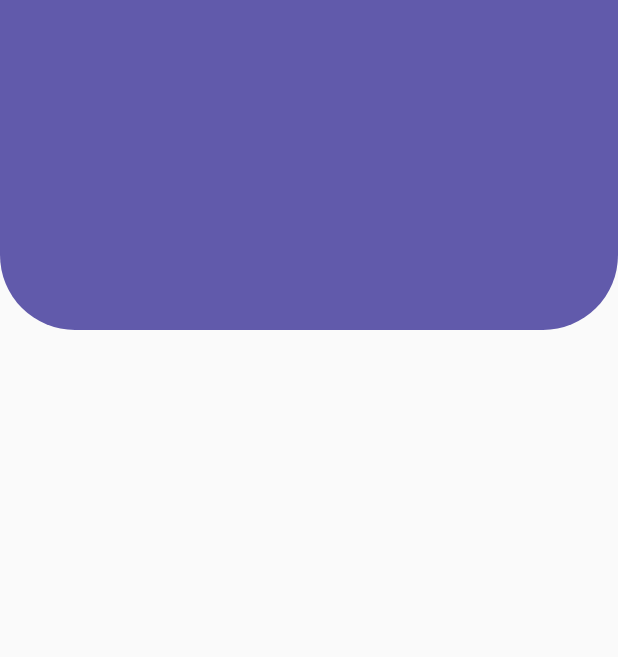
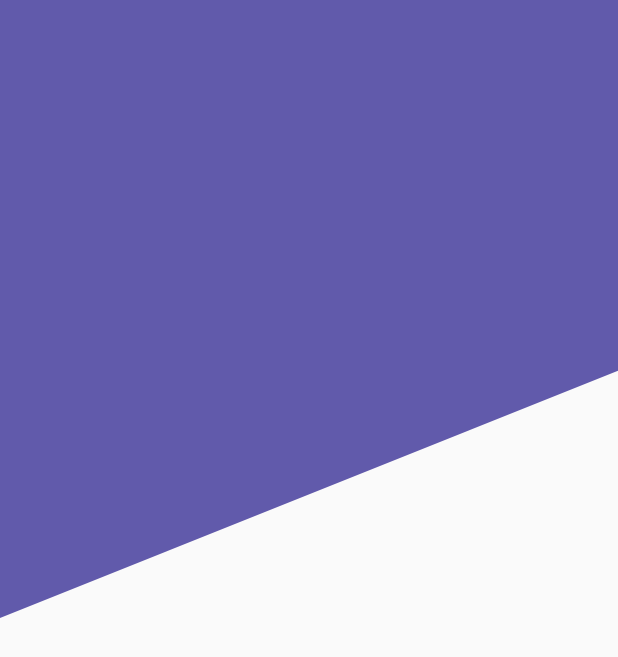
Before and after one commit to ddienu/Designs-, a Flutter app: the screen it shows after launch, on a phone screen of 412 x 824 dp. Shown: the top 657 px of the screen. Run offline on Flutter 3.47's test engine with Material 2 defaults, Android fonts, the phone set to English and light mode, and no system bars.

Commit message:
Update: headers widget, update: headers page
Update headers widget with a new method called HeaderDiagonal and a new class that extends Custom Painter in it implements an instance of Paint and path to draw the custom header with the custom painter.
Update headers page implementing the HeaderDiagonal into the body of the Scaffold

```diff
--- a/lib/src/pages/headers_page.dart
+++ b/lib/src/pages/headers_page.dart
@@ -9,7 +9,7 @@ class HeadersPage extends StatelessWidget {
   @override
   Widget build(BuildContext context) {
     return Scaffold(
-      body: HeaderBordesRedondeados(),
+      body: HeaderDiagonal(),
     );
   }
 }
--- a/lib/src/widgets/headers_widget.dart
+++ b/lib/src/widgets/headers_widget.dart
@@ -22,8 +22,57 @@ class HeaderBordesRedondeados extends StatelessWidget {
       height: 220.0,
       decoration: BoxDecoration(
         color: Color(0xFF615AAB),
-        borderRadius: BorderRadius.only(bottomLeft: Radius.circular(50.0), bottomRight: Radius.circular(50.0) ),
+        borderRadius: BorderRadius.only(
+          bottomLeft: Radius.circular(50.0),
+          bottomRight: Radius.circular(50.0)
+          ),
       ),
     );
   }
 }
+
+class HeaderDiagonal extends StatelessWidget {
+  const HeaderDiagonal({Key? key}) : super(key: key);
+
+  @override
+  Widget build(BuildContext context) {
+    return Container(
+      height: double.infinity,
+      width: double.infinity,
+      child: CustomPaint(
+        painter: _HeaderDiagonalPainter(),
+      ),
+
+    );
+  }
+}
+
+class _HeaderDiagonalPainter extends CustomPainter {
+  @override
+  void paint(Canvas canvas, Size size) {
+
+    final paint = Paint();
+
+    //Properties
+    paint.color = Color(0xFF615AAB);
+    paint.style = PaintingStyle.fill;
+    //paint.strokeWidth = 10.0;
+
+    final path = Path();
+
+    //Draw with the path and paint.
+    path.lineTo(0, 0);
+    path.lineTo(0, size.height * 0.5);
+    path.lineTo(size.width, size.height * 0.3);
+    path.lineTo(size.width, 0);
+
+    canvas.drawPath(path, paint);
+  }
+
+  @override
+  bool shouldRepaint(covariant CustomPainter oldDelegate) {
+      return true;
+  }
+
+
+}
```
